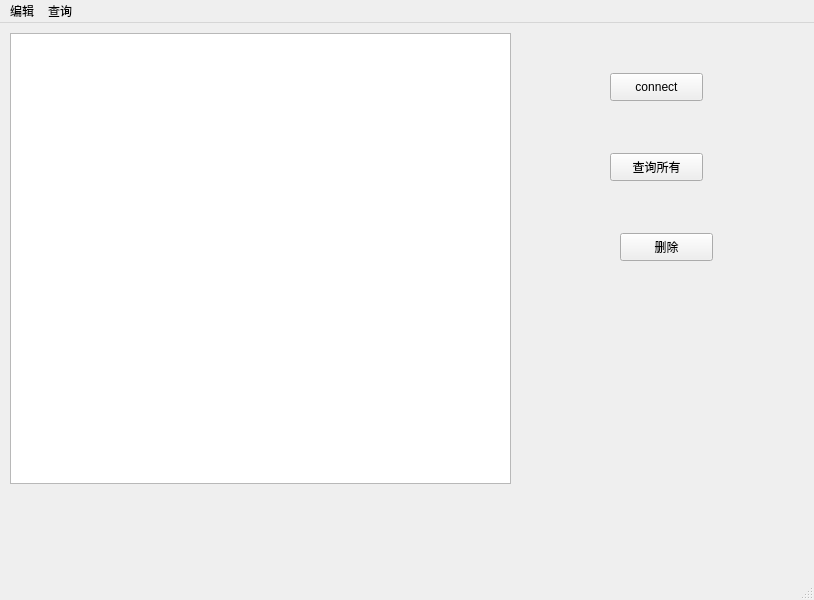
Above: withmenu.ui from kabu1204/ManagementSystem before the change. Below: the same form after it.
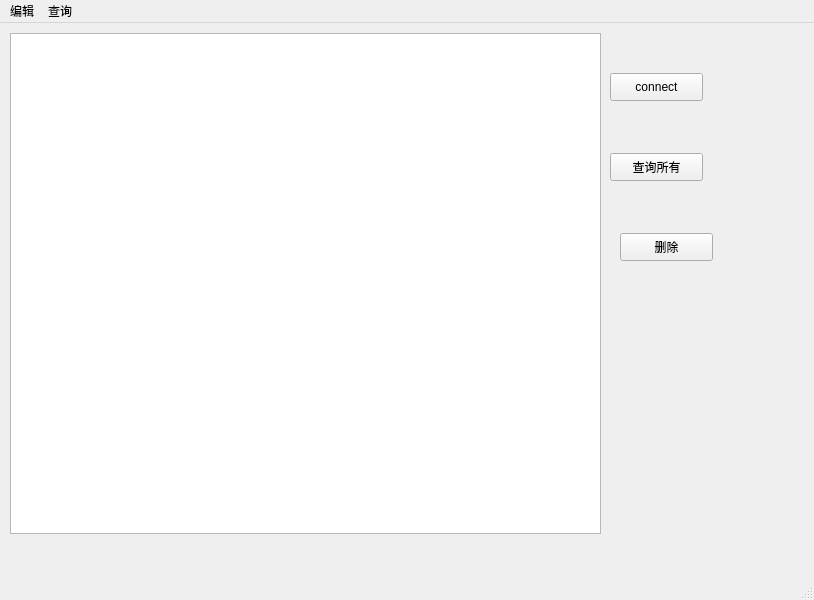
That is the form after the change.

```diff
--- a/withmenu.ui
+++ b/withmenu.ui
@@ -19,8 +19,8 @@
      <rect>
       <x>10</x>
       <y>10</y>
-      <width>501</width>
-      <height>451</height>
+      <width>591</width>
+      <height>501</height>
      </rect>
     </property>
    </widget>
```
